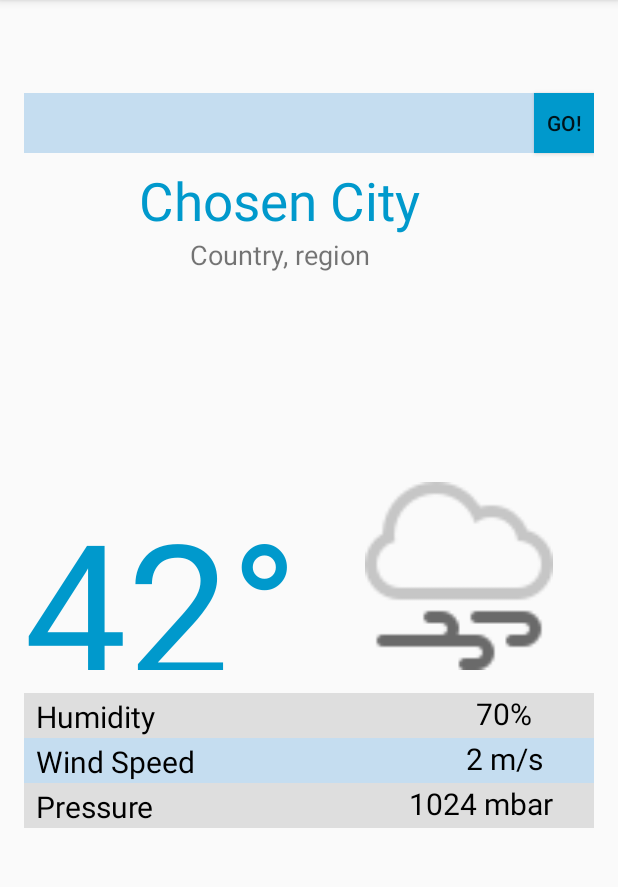
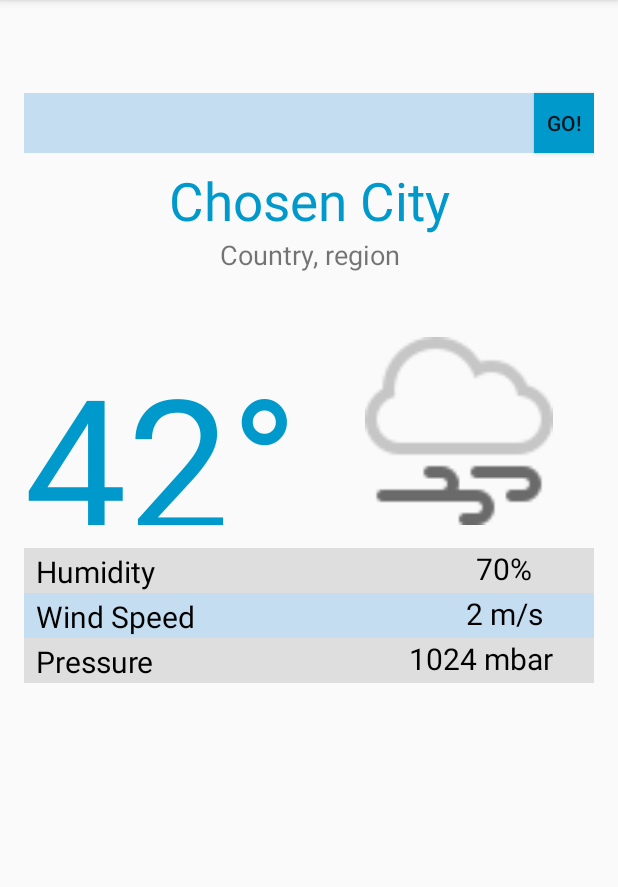
Before and after one commit to Rextuz/weather-together, an Android app: the screen it shows after launch (MainActivity), on a phone screen of 412 x 824 dp, the part 84-971 px from its top. Run offline under Robolectric (Android 15) with nearby library versions, the phone set to English and light mode, and no system bars.

Commit message:
weather results published on a separate layer; added some icons

```diff
--- a/app/src/main/res/layout/content_main.xml
+++ b/app/src/main/res/layout/content_main.xml
@@ -36,6 +36,12 @@
         android:layout_alignParentRight="true"
         android:layout_alignParentEnd="true" />
 
+    <RelativeLayout
+        android:layout_width="match_parent"
+        android:layout_height="match_parent"
+        android:layout_alignBottom="@+id/pressure_label"
+        android:layout_below="@+id/editText">
+
         <TextView
             android:layout_width="200dp"
             android:layout_height="125dp"
@@ -44,7 +50,8 @@
             android:id="@+id/temperature"
             android:textSize="122sp"
             android:textColor="@android:color/holo_blue_dark"
-        android:layout_centerVertical="true"
+            android:layout_marginTop="67dp"
+            android:layout_below="@+id/city"
             android:layout_alignParentLeft="true"
             android:layout_alignParentStart="true" />
 
@@ -81,14 +88,11 @@
             android:layout_height="wrap_content"
             android:textAppearance="?android:attr/textAppearanceSmall"
             android:id="@+id/textView"
-        android:layout_below="@+id/city"
-        android:layout_alignLeft="@+id/city"
-        android:layout_alignStart="@+id/city"
-        android:layout_alignRight="@+id/editText"
-        android:layout_alignEnd="@+id/editText"
             android:text="Country, region"
             android:textSize="18sp"
-        android:textAlignment="center" />
+            android:textAlignment="center"
+            android:layout_below="@+id/city"
+            android:layout_centerHorizontal="true" />
 
         <TextView
             android:layout_width="260dp"
@@ -178,9 +182,13 @@
             android:background="@color/units_table_row1"
             android:textAlignment="center"
             android:layout_alignTop="@+id/pressure_label"
-        android:layout_toEndOf="@+id/pressure_label" /><![CDATA[
+            android:layout_toEndOf="@+id/pressure_label" />
+    </RelativeLayout><![CDATA[
+
+
 
     />
 
+
 ]]>
 </RelativeLayout>
```
Lines whose indentation alone changed are shown as unchanged.
